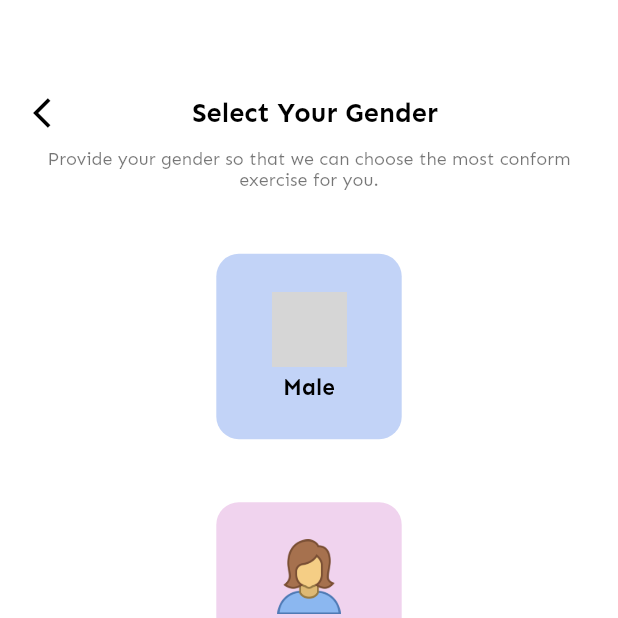
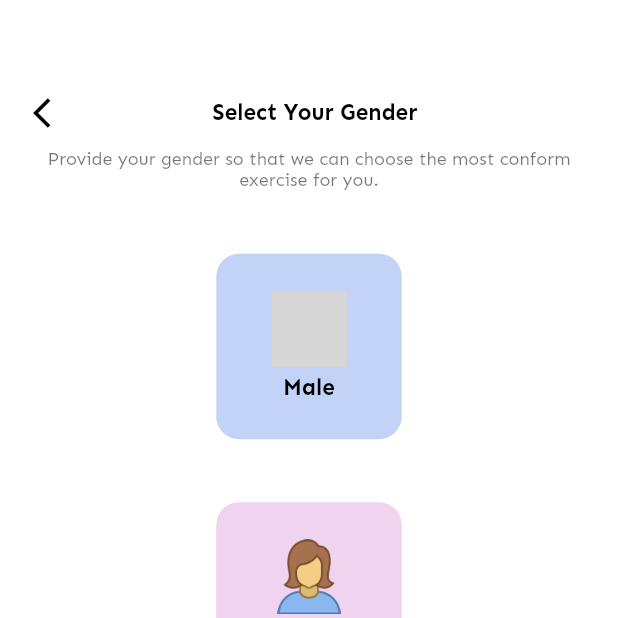
Before and after one commit to nguyenminhhung2011/GHealth, a Flutter app: the SelectGenderScreen screen opened directly, on a phone screen of 412 x 824 dp, the top half of it. Run offline on Flutter 3.47's test engine with Material 2 defaults, Android fonts, the phone set to English and light mode, and no system bars; our stand-ins replace cloud_firestore, firebase_auth, firebase_core, firebase_storage, get; accounts and stored records are empty; grey boxes are pictures that could not be loaded.

Commit message:
fix android screen text

```diff
--- a/lib/apps/pages/basic_info_screen/select_gender_screen.dart
+++ b/lib/apps/pages/basic_info_screen/select_gender_screen.dart
@@ -49,7 +49,10 @@ class _SelectGenderScreenState extends State<SelectGenderScreen> {
                     alignment: Alignment.center,
                     child: Text(
                       'Select Your Gender',
-                      style: Theme.of(context).textTheme.headline4,
+                      style: Theme.of(context)
+                          .textTheme
+                          .headline4!
+                          .copyWith(fontSize: 15),
                       textAlign: TextAlign.center,
                     ),
                   ),
```
